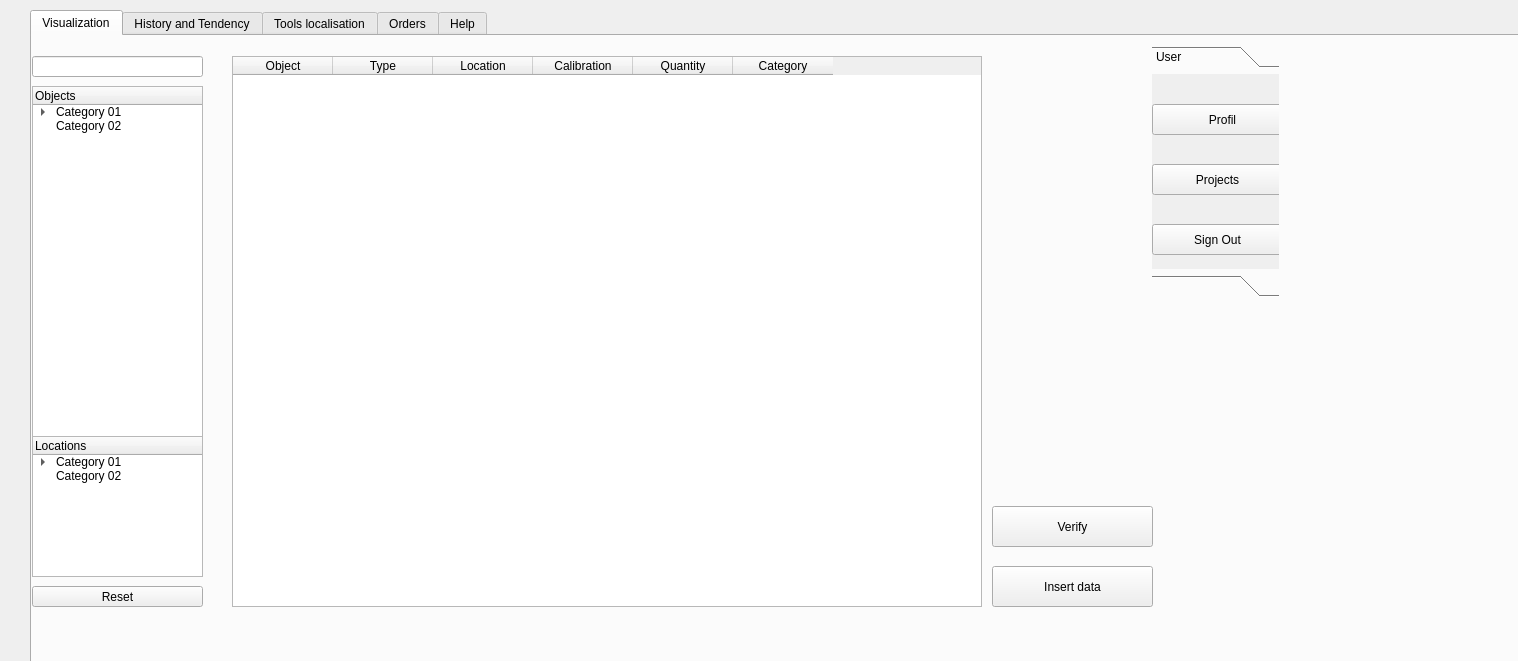
The window that corps.ui (KarimMAJDOUB/GCInO-EM) describes before a commit, drawn with Qt 5.
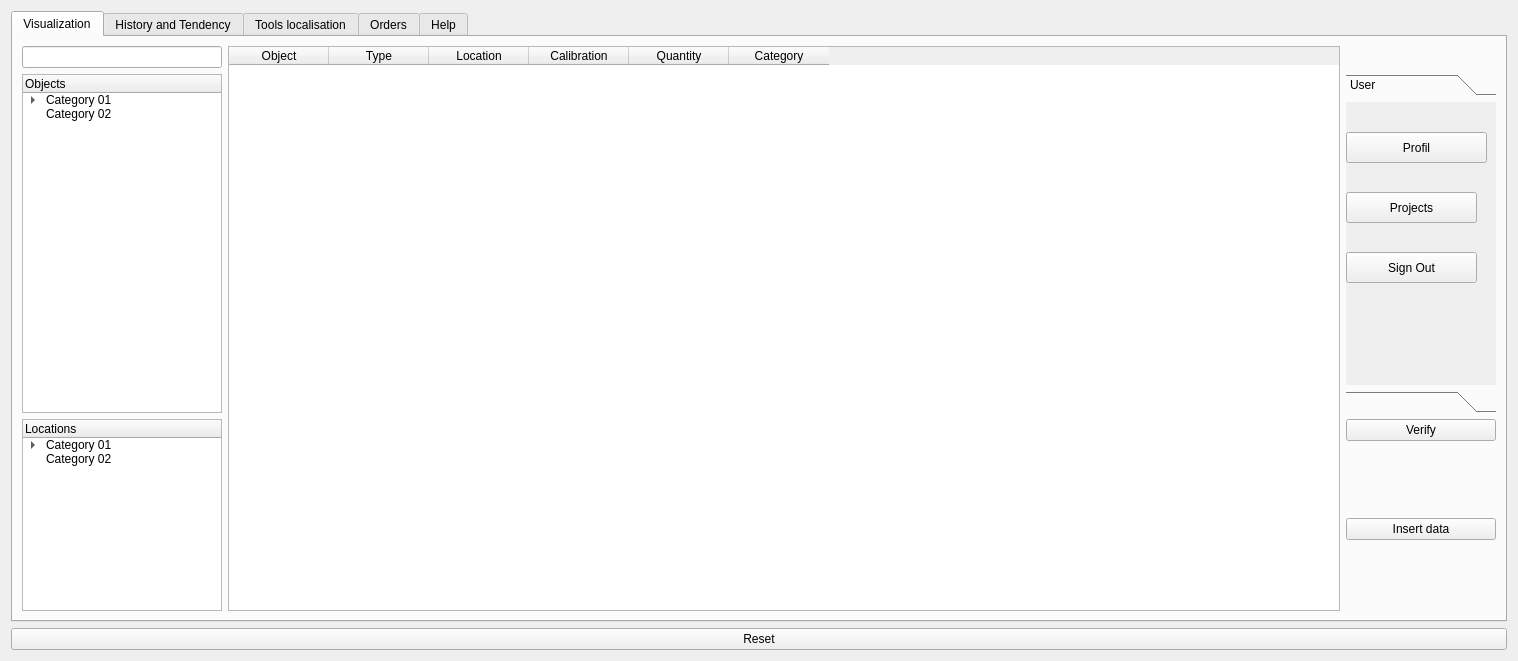
The same window after the commit. Icons and pictures are not drawn.

Commit message:
Layout auto
layout auto in qt designer

Patch:
```diff
--- a/corps.ui
+++ b/corps.ui
@@ -16,18 +16,22 @@
   <property name="layoutDirection">
    <enum>Qt::LeftToRight</enum>
   </property>
+  <layout class="QGridLayout" name="gridLayout_2">
+   <item row="2" column="0">
+    <widget class="QPushButton" name="reset_btn">
+     <property name="cursor">
+      <cursorShape>PointingHandCursor</cursorShape>
+     </property>
+     <property name="text">
+      <string>Reset</string>
+     </property>
+    </widget>
+   </item>
+   <item row="0" column="0">
   <widget class="QTabWidget" name="tabWidget">
    <property name="enabled">
     <bool>true</bool>
    </property>
-   <property name="geometry">
-    <rect>
-     <x>30</x>
-     <y>10</y>
-     <width>1551</width>
-     <height>661</height>
-    </rect>
-   </property>
    <property name="toolTip">
     <string>&lt;html&gt;&lt;head/&gt;&lt;body&gt;&lt;p&gt;&lt;br/&gt;&lt;/p&gt;&lt;/body&gt;&lt;/html&gt;</string>
    </property>
@@ -41,14 +45,83 @@
     <attribute name="title">
      <string>Visualization</string>
     </attribute>
+      <layout class="QGridLayout" name="gridLayout">
+       <item row="3" column="2" rowspan="2">
+        <widget class="QPushButton" name="insertDataButton">
+         <property name="cursor">
+          <cursorShape>PointingHandCursor</cursorShape>
+         </property>
+         <property name="text">
+          <string>Insert data</string>
+         </property>
+        </widget>
+       </item>
+       <item row="0" column="1" rowspan="5">
+        <widget class="QTableWidget" name="tableWidget">
+         <property name="sizeIncrement">
+          <size>
+           <width>0</width>
+           <height>0</height>
+          </size>
+         </property>
+         <property name="cursor" stdset="0">
+          <cursorShape>PointingHandCursor</cursorShape>
+         </property>
+         <property name="styleSheet">
+          <string notr="true">QTableWidget{
+setColumnCount(4)
+setColumnWidth(0, 200)
+setColumnWidth(1, 200)
+setColumnWidth(2, 200)
+setColumnWidth(3, 200)
+}</string>
+         </property>
+         <column>
+          <property name="text">
+           <string>Object</string>
+          </property>
+         </column>
+         <column>
+          <property name="text">
+           <string>Type</string>
+          </property>
+         </column>
+         <column>
+          <property name="text">
+           <string>Location</string>
+          </property>
+         </column>
+         <column>
+          <property name="text">
+           <string>Calibration</string>
+          </property>
+         </column>
+         <column>
+          <property name="text">
+           <string>Quantity</string>
+          </property>
+         </column>
+         <column>
+          <property name="text">
+           <string>Category</string>
+          </property>
+         </column>
+        </widget>
+       </item>
+       <item row="2" column="2">
+        <widget class="QPushButton" name="pushButton_7">
+         <property name="text">
+          <string>Verify</string>
+         </property>
+        </widget>
+       </item>
+       <item row="1" column="0">
     <widget class="QTreeWidget" name="treeWidget">
-     <property name="geometry">
-      <rect>
-       <x>0</x>
-       <y>50</y>
-       <width>171</width>
-       <height>351</height>
-      </rect>
+         <property name="maximumSize">
+          <size>
+           <width>200</width>
+           <height>16777215</height>
+          </size>
      </property>
      <property name="cursor" stdset="0">
       <cursorShape>PointingHandCursor</cursorShape>
@@ -115,101 +188,14 @@
       </property>
      </item>
     </widget>
-    <widget class="QTableWidget" name="tableWidget">
-     <property name="geometry">
-      <rect>
-       <x>200</x>
-       <y>20</y>
-       <width>750</width>
-       <height>551</height>
-      </rect>
-     </property>
-     <property name="sizeIncrement">
-      <size>
-       <width>0</width>
-       <height>0</height>
-      </size>
-     </property>
-     <property name="cursor" stdset="0">
-      <cursorShape>PointingHandCursor</cursorShape>
-     </property>
-     <property name="styleSheet">
-      <string notr="true">QTableWidget{
-setColumnCount(4)
-setColumnWidth(0, 200)
-setColumnWidth(1, 200)
-setColumnWidth(2, 200)
-setColumnWidth(3, 200)
-}</string>
-     </property>
-     <column>
-      <property name="text">
-       <string>Object</string>
-      </property>
-     </column>
-     <column>
-      <property name="text">
-       <string>Type</string>
-      </property>
-     </column>
-     <column>
-      <property name="text">
-       <string>Location</string>
-      </property>
-     </column>
-     <column>
-      <property name="text">
-       <string>Calibration</string>
-      </property>
-     </column>
-     <column>
-      <property name="text">
-       <string>Quantity</string>
-      </property>
-     </column>
-     <column>
-      <property name="text">
-       <string>Category</string>
-      </property>
-     </column>
-    </widget>
-    <widget class="QPushButton" name="insertDataButton">
-     <property name="geometry">
-      <rect>
-       <x>960</x>
-       <y>530</y>
-       <width>161</width>
-       <height>41</height>
-      </rect>
-     </property>
-     <property name="cursor">
-      <cursorShape>PointingHandCursor</cursorShape>
-     </property>
-     <property name="text">
-      <string>Insert data</string>
-     </property>
-    </widget>
-    <widget class="QPushButton" name="pushButton_7">
-     <property name="geometry">
-      <rect>
-       <x>960</x>
-       <y>470</y>
-       <width>161</width>
-       <height>41</height>
-      </rect>
-     </property>
-     <property name="text">
-      <string>Verify</string>
-     </property>
-    </widget>
+       </item>
+       <item row="1" column="2">
     <widget class="QToolBox" name="toolBox">
-     <property name="geometry">
-      <rect>
-       <x>1120</x>
-       <y>10</y>
-       <width>127</width>
-       <height>251</height>
-      </rect>
+         <property name="maximumSize">
+          <size>
+           <width>150</width>
+           <height>16777215</height>
+          </size>
      </property>
      <property name="currentIndex">
       <number>0</number>
@@ -219,8 +205,8 @@
        <rect>
         <x>0</x>
         <y>0</y>
-        <width>127</width>
-        <height>195</height>
+            <width>150</width>
+            <height>247</height>
        </rect>
       </property>
       <attribute name="icon">
@@ -313,30 +299,14 @@
       </widget>
      </widget>
     </widget>
-    <widget class="QPushButton" name="reset_btn">
-     <property name="geometry">
-      <rect>
-       <x>0</x>
-       <y>550</y>
-       <width>171</width>
-       <height>21</height>
-      </rect>
-     </property>
-     <property name="cursor">
-      <cursorShape>PointingHandCursor</cursorShape>
-     </property>
-     <property name="text">
-      <string>Reset</string>
-     </property>
-    </widget>
+       </item>
+       <item row="2" column="0" rowspan="3">
     <widget class="QTreeWidget" name="treeWidget_2">
-     <property name="geometry">
-      <rect>
-       <x>0</x>
-       <y>400</y>
-       <width>171</width>
-       <height>141</height>
-      </rect>
+         <property name="maximumSize">
+          <size>
+           <width>200</width>
+           <height>16777215</height>
+          </size>
      </property>
      <property name="cursor" stdset="0">
       <cursorShape>PointingHandCursor</cursorShape>
@@ -387,19 +357,21 @@
       </property>
      </item>
     </widget>
+       </item>
+       <item row="0" column="0">
     <widget class="QLineEdit" name="search">
-     <property name="geometry">
-      <rect>
-       <x>0</x>
-       <y>20</y>
-       <width>171</width>
-       <height>21</height>
-      </rect>
+         <property name="maximumSize">
+          <size>
+           <width>200</width>
+           <height>200</height>
+          </size>
      </property>
      <property name="text">
       <string/>
      </property>
     </widget>
+       </item>
+      </layout>
    </widget>
    <widget class="QWidget" name="tab_3">
     <attribute name="title">
@@ -580,6 +552,8 @@
     </attribute>
    </widget>
   </widget>
+   </item>
+  </layout>
  </widget>
  <resources/>
  <connections/>
```
Left out of the diff: 8 changed lines with no effect on the pictures. Lines whose indentation alone changed are shown as unchanged. The commit also changes 38 other files.
